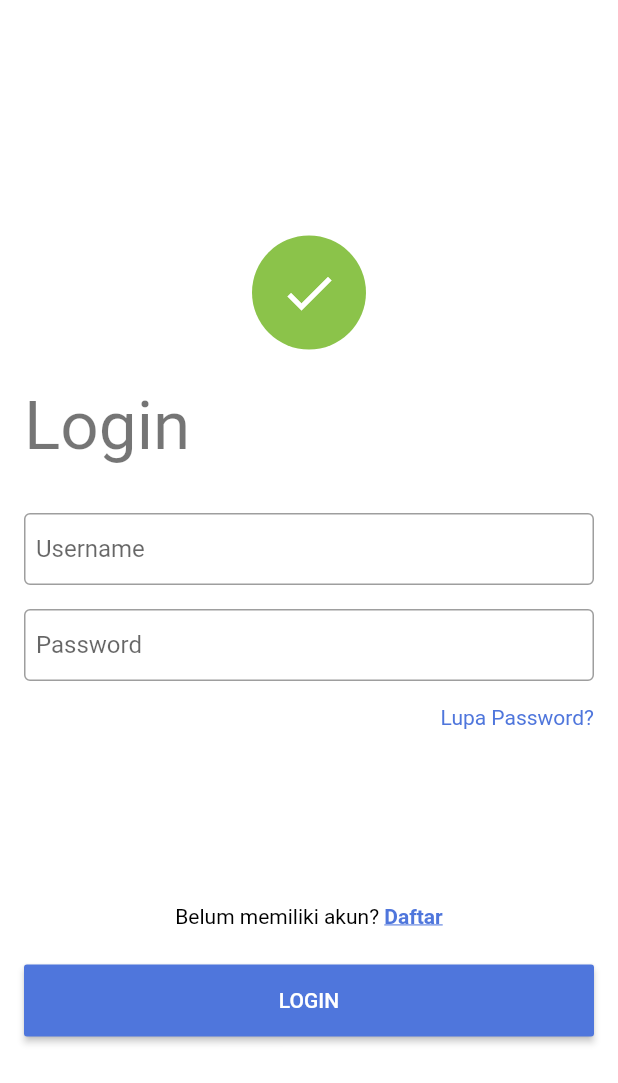
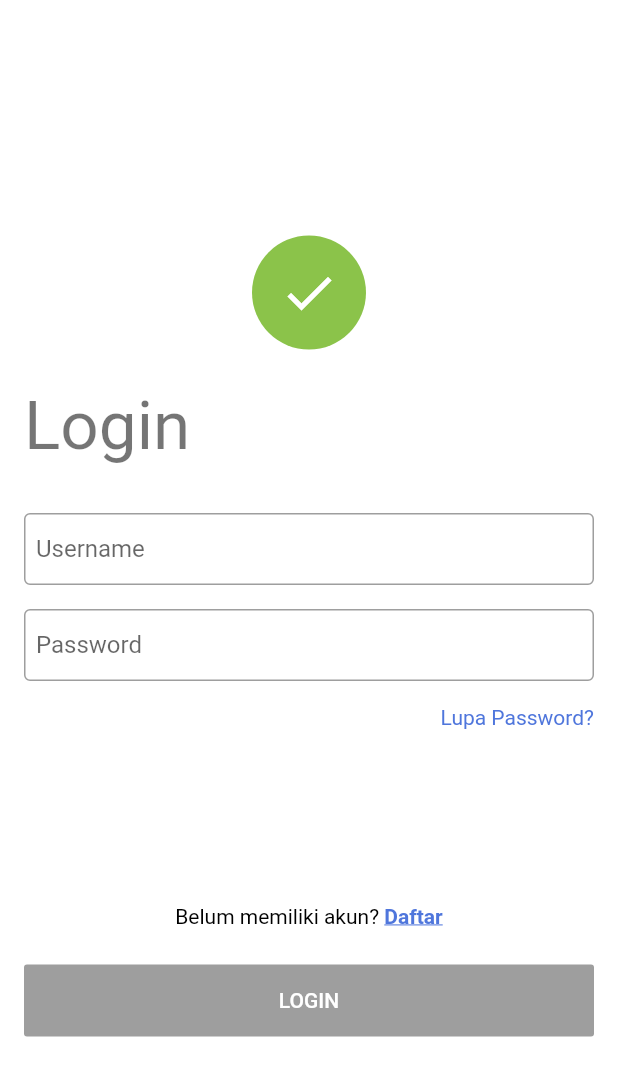
Before and after one commit to aliefalhadi/kuybasket, a Flutter app: the Login screen opened by its route, on a phone screen of 412 x 824 dp. Shown: the top 1083 px of the screen. Run offline on Flutter 3.47's test engine with Material 2 defaults, Android fonts, the phone set to English and light mode, and no system bars; our stand-ins replace bloc, equatable, flutter_bloc, flutter_easyloading, flutter_rating_bar, flutter_vector_icons and 4 more; missing offline and left inert: smart_select; accounts and stored records are empty; statements that could not run were skipped.

Commit message:
login cubit

```diff
--- /dev/null
+++ b/lib/logics/cubits/login/login_state.dart
@@ -0,0 +1,45 @@
+part of 'login_cubit.dart';
+
+class LoginState extends Equatable {
+  final StringValidation username;
+  final PasswordValidation password;
+  final FormzStatus status;
+  final String exceptionError;
+
+  const LoginState({
+    this.username = const StringValidation.pure(),
+    this.password = const PasswordValidation.pure(),
+    this.status = FormzStatus.pure,
+    this.exceptionError
+  });
+
+  @override
+  List<Object> get props => [username, password, status, exceptionError];
+
+  LoginState copyWith({
+    StringValidation username,
+    PasswordValidation password,
+    FormzStatus status,
+    String exceptionError,
+  }) {
+    if ((username == null || identical(username, this.username)) &&
+        (password == null || identical(password, this.password)) &&
+        (status == null || identical(status, this.status)) &&
+        (exceptionError == null ||
+            identical(exceptionError, this.exceptionError))) {
+      return this;
+    }
+
+    return new LoginState(
+      username: username ?? this.username,
+      password: password ?? this.password,
+      status: status ?? this.status,
+      exceptionError: exceptionError ?? this.exceptionError,
+    );
+  }
+
+  @override
+  String toString() {
+    return 'LoginState{status: $status}';
+  }
+}
--- a/lib/presentations/views/auth/login.dart
+++ b/lib/presentations/views/auth/login.dart
@@ -1,8 +1,13 @@
 import 'package:flutter/gestures.dart';
 import 'package:flutter/material.dart';
+import 'package:flutter_bloc/flutter_bloc.dart';
+import 'package:flutter_easyloading/flutter_easyloading.dart';
 import 'package:kuybasket/configs/constants/app_router_strings.dart';
 import 'package:kuybasket/configs/themes/app_colors.dart';
 import 'package:kuybasket/configs/themes/app_themes.dart';
+import 'package:kuybasket/logics/cubits/login/login_cubit.dart';
+import 'package:formz/formz.dart';
+import 'package:rflutter_alert/rflutter_alert.dart';
 
 class Login extends StatefulWidget {
   const Login({Key key}) : super(key: key);
@@ -14,8 +19,9 @@ class Login extends StatefulWidget {
 class _LoginState extends State<Login> {
   @override
   Widget build(BuildContext context) {
-    bool keyboardVisible = MediaQuery.of(context).viewInsets.bottom != 0;
-    return Scaffold(
+    return BlocProvider<LoginCubit>(
+      create: (context) => LoginCubit(),
+      child: Scaffold(
         backgroundColor: Colors.white,
         body: Container(
           padding: EdgeInsets.all(16),
@@ -38,38 +44,29 @@ class _LoginState extends State<Login> {
                         ),
                       ),
                     ),
-                  vSpace(24,),
-                  Text("Login", style: Theme.of(context).textTheme.headline3,),
+                    vSpace(
+                      24,
+                    ),
+                    Text(
+                      "Login",
+                      style: Theme.of(context).textTheme.headline3,
+                    ),
                     vSpace(32),
-                  TextFormField(
-                    decoration: InputDecoration(
-                      contentPadding: EdgeInsets.all(8),
-                      hintText: "Username",
-                      border: OutlineInputBorder(borderSide: BorderSide()),
-                    ),
-                  ),
-                  SizedBox(
-                    height: 16,
-                  ),
-                  TextFormField(
-                    decoration: InputDecoration(
-                      contentPadding: EdgeInsets.all(8),
-                        hintText: "Password",
-                        border: OutlineInputBorder(borderSide: BorderSide())),
-                  ),
-                  SizedBox(
-                    height: 16,
-                  ),
+                    _UsernameTextField(),
+                    vSpace(16),
+                    _PasswordTextField(),
+                    vSpace(16),
                     Align(
                       alignment: Alignment.topRight,
-                    child: Text("Lupa Password?", style: TextStyle(color: primaryColor),),
+                      child: Text(
+                        "Lupa Password?",
+                        style: TextStyle(color: primaryColor),
+                      ),
                     )
                   ],
                 ),
               ),
-
-            keyboardVisible ?
-             Container() : Container(
+              Container(
                 child: Column(
                   children: [
                     // Text("Belum memiliki akun? Daftar"),
@@ -83,31 +80,123 @@ class _LoginState extends State<Login> {
                               style: TextStyle(
                                   color: primaryColor,
                                   fontWeight: FontWeight.bold,
-                                decoration: TextDecoration.underline
-                            ),
-                            recognizer: TapGestureRecognizer()..onTap = (){
-                              Navigator.pushNamed(context, AppRouterStrings.register);
+                                  decoration: TextDecoration.underline),
+                              recognizer: TapGestureRecognizer()
+                                ..onTap = () {
+                                  Navigator.pushNamed(
+                                      context, AppRouterStrings.register);
                                 },
                             )
-                        ]
+                          ]),
                     ),
+                    SizedBox(
+                      height: 24,
                     ),
-                  SizedBox(height: 24,),
-                  SizedBox(
-                    width: MediaQuery.of(context).size.width,
-                    child: RaisedButton(
-                      padding: EdgeInsets.all(16),
-                      color: primaryColor,
-                      child: Text("LOGIN", style: textWhite,),
-                      onPressed: (){},
-                    ),
-                  ),
+                    _ButtonLogin(),
                   ],
                 ),
               )
             ],
           ),
         ),
+      ),
     );
   }
 }
+
+class _ButtonLogin extends StatelessWidget {
+  const _ButtonLogin({
+    Key key,
+  }) : super(key: key);
+
+  @override
+  Widget build(BuildContext context) {
+    return BlocBuilder<LoginCubit, LoginState>(
+  builder: (context, state) {
+    return SizedBox(
+      width: MediaQuery.of(context).size.width,
+      child: RaisedButton(
+        padding: EdgeInsets.all(16),
+        color: primaryColor,
+        child: Text(
+          "LOGIN",
+          style: textWhite,
+        ),
+        onPressed:  state.status.isValidated ?
+            () async {
+          FocusScope.of(context).unfocus();
+          EasyLoading.show(status: 'loading...');
+          bool resRegister = await context
+              .read<LoginCubit>()
+              .loginWithCredentials();
+          if(resRegister){
+            EasyLoading.dismiss();
+            Alert(
+              context: context,
+              type: AlertType.success,
+              title: "Registrasi Berhasil",
+              desc: "Silahkan login menggunakan username yang telah didaftarkan.",
+              buttons: [
+                DialogButton(
+                  child: Text(
+                    "OK",
+                    style: TextStyle(color: Colors.white, fontSize: 20),
+                  ),
+                  onPressed: () => Navigator.pop(context),
+                  width: 120,
+                )
+              ],
+            ).show();
+          }
+        }: null,
+      ),
+    );
+  },
+);
+  }
+}
+
+class _PasswordTextField extends StatelessWidget {
+  const _PasswordTextField({
+    Key key,
+  }) : super(key: key);
+
+  @override
+  Widget build(BuildContext context) {
+    return BlocBuilder<LoginCubit, LoginState>(
+      buildWhen: (prev, next) => prev.password != next.password,
+      builder: (context, state) {
+        return TextFormField(
+          obscureText: true,
+          decoration: InputDecoration(
+            hintText: "Password",
+          ),
+          onChanged: (password) =>
+              context.read<LoginCubit>().passwordChanged(password),
+        );
+      },
+    );
+  }
+}
+
+class _UsernameTextField extends StatelessWidget {
+  const _UsernameTextField({
+    Key key,
+  }) : super(key: key);
+
+  @override
+  Widget build(BuildContext context) {
+    return BlocBuilder<LoginCubit, LoginState>(
+      buildWhen: (prev, next) => prev.username != next.username,
+      builder: (context, state) {
+        return TextFormField(
+          decoration: InputDecoration(
+            hintText: "Username",
+          ),
+          onChanged: (username) =>
+              context.read<LoginCubit>().usernameChanged(username),
+        );
+      },
+    );
+  }
+}
```
Also changed, not shown: lib/logics/cubits/login/login_cubit.dart (added, +46 -0 lines). Lines whose indentation alone changed are shown as unchanged.
